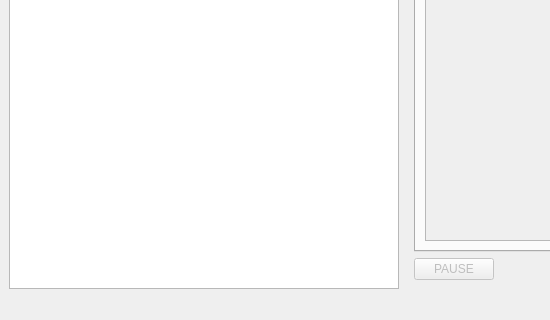
This is ui/gui/default/PluginOverviewMenu.ui in TUB-Control/PaPI as Qt 5 draws it before an edit; both pictures show x 0 to 550 and y 294 to 614 of the 803 by 614 pixel window. The edited form follows.
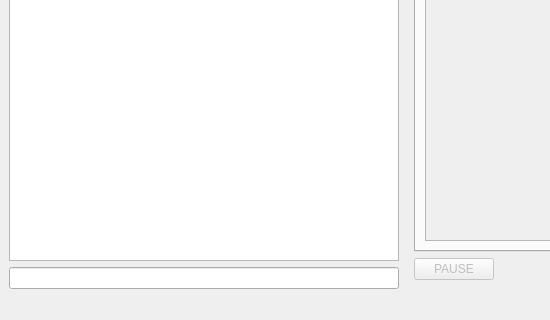
This is the edited form.

Commit message: Added textfield in create/overviewmenu (used to search for plugin) #62

```diff
--- a/ui/gui/default/PluginOverviewMenu.ui
+++ b/ui/gui/default/PluginOverviewMenu.ui
@@ -18,7 +18,14 @@
     <item>
      <layout class="QHBoxLayout" name="horizontalLayout">
       <item>
+       <layout class="QVBoxLayout" name="verticalLayout">
+        <item>
        <widget class="QTreeView" name="pluginTree"/>
+        </item>
+        <item>
+         <widget class="QLineEdit" name="pluginSearchText"/>
+        </item>
+       </layout>
       </item>
       <item>
        <widget class="QWidget" name="pluginWidget" native="true">
```
Lines whose indentation alone changed are shown as unchanged. The commit also changes 6 other files.
